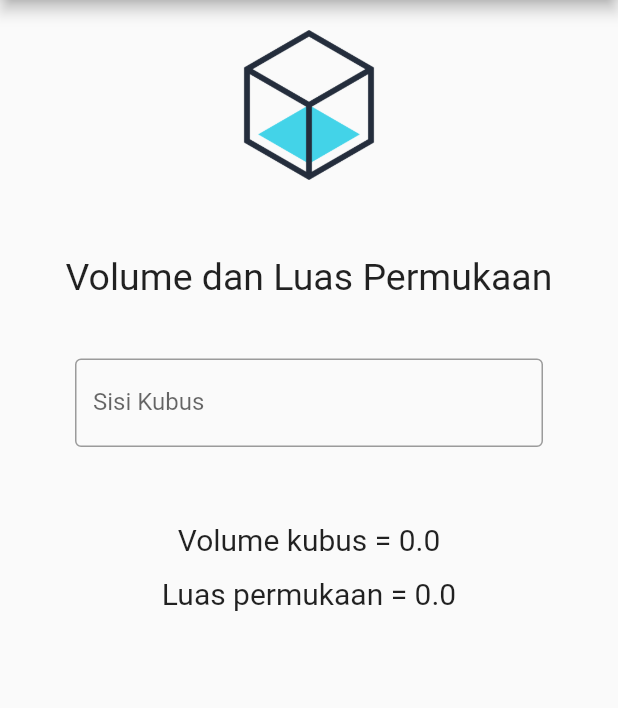
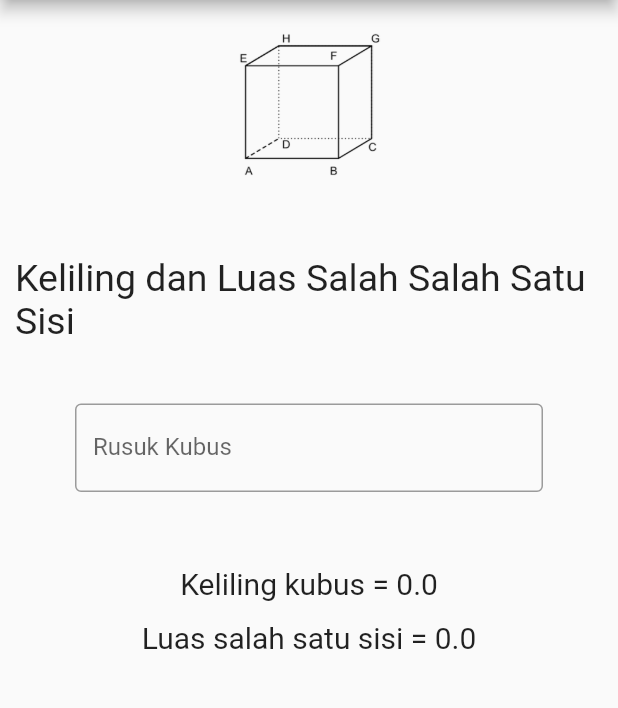
Before and after one commit to tenwolfgun/kalkulator_bangun_ruang_flutter, a Flutter app: the NavKubus screen opened by its route, after a tap on "Keliling dan Luas Salah Satu Sisi Kubus", on a phone screen of 412 x 824 dp, the part 84-792 px from its top. Run offline on Flutter 3.47's test engine with Material 2 defaults, Android fonts, the phone set to English and light mode, and no system bars.

Commit message:
add keliling kubus

```diff
--- /dev/null
+++ b/lib/view/kubus_keliling_luas_sisi.dart
@@ -0,0 +1,100 @@
+import 'package:flutter/material.dart';
+// import 'dart:math';
+
+class Kubus extends StatefulWidget {
+  @override
+  _KubusState createState() => _KubusState();
+}
+
+class _KubusState extends State<Kubus> {
+
+  // FocusNode _sisiFocus;
+
+  // TextEditingController _sisiControll;
+
+  // @override
+  // void initState() {
+  //   super.initState();
+  //   _sisiFocus = FocusNode();
+  //   _sisiFocus.addListener(() {
+  //     if (_sisiFocus.hasFocus) _sisiControll.clear();
+  //   });
+  //   // _sisiControll = new TextEditingController(text: "0");
+  // }
+
+  double rusuk = 0;
+  double keliling = 0;
+  double lsSisi = 0;
+
+  @override
+  Widget build(BuildContext context) {
+    return new Scaffold(
+      appBar: new AppBar(
+        centerTitle: true,
+        title: new Text("Kalkulator Bangun Ruang - Kubus"),
+      ),
+      resizeToAvoidBottomPadding: false,
+      body: new Container(
+        padding: EdgeInsets.all(10.0),
+        child: new Column(
+          // crossAxisAlignment: CrossAxisAlignment.start,
+          children: <Widget>[
+            Padding(
+              padding: EdgeInsets.only(bottom: 30.0, top: 10.0),
+              child: new Center(
+                  child: new Image.asset(
+                "img/kubus.png",
+                width: 100.0,
+              )),
+            ),
+            Padding(
+              padding: EdgeInsets.only(top: 20.0),
+              child: new Text("Keliling dan Luas Salah Salah Satu Sisi", style: new TextStyle(fontSize: 25.0),),
+            ),
+            Padding(
+              padding: EdgeInsets.only(bottom: 5.0),
+              child: new Container(
+                margin: EdgeInsets.all(30.0),
+                padding: EdgeInsets.all(10.0),
+                // decoration: new BoxDecoration(
+                //   border: Border.all(color: Colors.blue)
+                // ),
+                child: new TextField(
+                // focusNode: _sisiFocus,
+                // controller: _sisiControll,
+                decoration: new InputDecoration(
+                    border: OutlineInputBorder(), labelText: "Rusuk Kubus"),
+                keyboardType: TextInputType.number,
+                onChanged: (String str){
+                  setState(() {
+                    rusuk = double.parse(str);
+                    keliling = 12 * rusuk;
+                    lsSisi = rusuk * rusuk;
+                  });
+                },
+              ),
+              )
+            ),
+            Padding(
+              padding: EdgeInsets.only(bottom: 8.0, top: 5.0),
+              child: new Text("Keliling kubus = $keliling", style: new TextStyle(fontSize: 20.0)),
+            ),
+            Padding(
+              padding: EdgeInsets.only(bottom: 8.0, top: 5.0),
+              child: new Text("Luas salah satu sisi = $lsSisi", style: new TextStyle(fontSize: 20.0)),
+            ),
+            // Padding(
+            //     padding: EdgeInsets.only(bottom: 5.0),
+            //     child: new TextField(
+            //       decoration: new InputDecoration(
+            //         border: OutlineInputBorder(),
+            //         hintText: "Rusuk kubus",
+            //       ),
+            //       keyboardType: TextInputType.number,
+            //     ))
+          ],
+        ),
+      ),
+    );
+  }
+}
--- a/lib/view/nav_kubus.dart
+++ b/lib/view/nav_kubus.dart
@@ -1,5 +1,6 @@
 import 'package:flutter/material.dart';
-import './kubus.dart' as vlKubus;
+import './kubus_volume_luas.dart' as vlKubus;
+import './kubus_keliling_luas_sisi.dart' as klKubus;
 
 class NavKubus extends StatelessWidget {
   @override
@@ -32,7 +33,7 @@ class NavKubus extends StatelessWidget {
                 title: Text("Keliling dan Luas Salah Satu Sisi Kubus", style: TextStyle(fontSize: 20.0),),
                 onTap: () {
                   Route route = MaterialPageRoute(
-                    builder: (context) => vlKubus.Kubus()
+                    builder: (context) => klKubus.Kubus()
                   );
                   Navigator.push(context, route);
                 },
```
Also changed, not shown: assets/daftar-rumus.json (+7 -7 lines), lib/main.dart (+84 -25 lines), pubspec.yaml (+9 -0 lines), img/balok.png (added), img/bola.png (added), img/kerucut.png (added), img/kubus.png, img/kubus2.png (added), img/limas-segiempat.png (added), img/limas-segitiga.png (added), img/prisma-segitiga.png (added), img/tabung.png (added), lib/view/kubus_volume_luas.dart (renamed from lib/view/kubus.dart), pubspec.lock.
